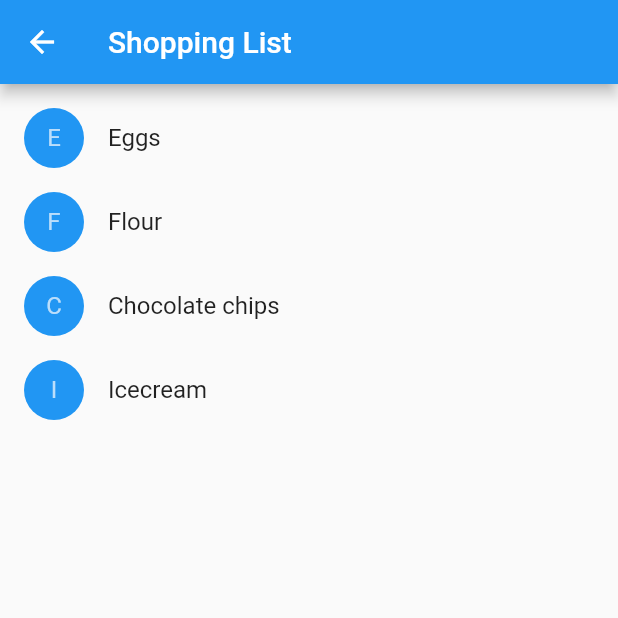
After one commit to Dart-for-Apps/introduction-to-widgets, a Flutter app: the ShoppingList screen opened directly, on a phone screen of 412 x 824 dp, the top half of it. The commit adds this screen. Run offline on Flutter 3.47's test engine with Material 2 defaults, Android fonts, the phone set to English and light mode, and no system bars.

Commit message:
모든 코드 작성 완료
TODO: 해설 추가 필요

```diff
--- /dev/null
+++ b/lib/alltogether.dart
@@ -0,0 +1,88 @@
+import 'package:flutter/material.dart';
+
+class Product {
+  const Product({this.name});
+
+  final String name;
+}
+
+typedef void CartChangedCallback(Product product, bool inCart);
+
+class ShoppingListItem extends StatelessWidget {
+  ShoppingListItem({Product product, this.inCart, this.onCartChanged})
+      : product = product,
+        super(key: ObjectKey(product));
+
+  final Product product;
+  final bool inCart;
+  final CartChangedCallback onCartChanged;
+
+  Color _getColor(BuildContext context) {
+    return inCart ? Colors.black54 : Theme.of(context).primaryColor;
+  }
+
+  TextStyle _getTextStyle(BuildContext context) {
+    if (!inCart) return null;
+    return TextStyle(
+      color: Colors.black54,
+      decoration: TextDecoration.lineThrough,
+    );
+  }
+
+  @override
+  Widget build(BuildContext context) {
+    return ListTile(
+      onTap: () {
+        onCartChanged(product, !inCart);
+      },
+      leading: CircleAvatar(
+        backgroundColor: _getColor(context),
+        child: Text(product.name[0]),
+      ),
+      title: Text(product.name, style: _getTextStyle(context)),
+    );
+  }
+}
+
+class ShoppingList extends StatefulWidget {
+  ShoppingList({Key key, this.products}) : super(key: key);
+
+  final List<Product> products;
+
+  @override
+  State<StatefulWidget> createState() {
+    return _ShoppingListState();
+  }
+}
+
+class _ShoppingListState extends State<ShoppingList> {
+  Set<Product> _shoppingCart = Set<Product>();
+
+  void _handleCartChanged(Product product, bool inCart) {
+    setState(() {
+      if (inCart)
+        _shoppingCart.add(product);
+      else
+        _shoppingCart.remove(product);
+    });
+  }
+
+  @override
+  Widget build(BuildContext context) {
+    return Scaffold(
+      appBar: AppBar(
+        title: Text('Shopping List'),
+      ),
+      body: ListView(
+        padding: EdgeInsets.symmetric(vertical: 8.0),
+        children: widget.products.map((Product product) {
+          return ShoppingListItem(
+            product: product,
+            inCart: _shoppingCart.contains((product)),
+            onCartChanged: _handleCartChanged,
+          );
+        }).toList(),
+      ),
+    );
+  }
+}
--- a/lib/main.dart
+++ b/lib/main.dart
@@ -1,10 +1,12 @@
 import 'package:flutter/material.dart';
 
+import 'alltogether.dart';
 import 'basic-widgets.dart';
+import 'changing-widgets.dart';
+import 'changing-widgets2.dart';
 import 'handling-gestures.dart';
 import 'helloworld.dart';
 import 'using-material-components.dart';
-
 void main() => runApp(MyApp());
 
 class MyApp extends StatelessWidget {
@@ -25,6 +27,12 @@ class MyApp extends StatelessWidget {
         // is not restarted.
         primarySwatch: Colors.blue,
         backgroundColor: Colors.white,
+          buttonTheme: ButtonThemeData(
+            buttonColor: Theme
+                .of(context)
+                .primaryColor,
+            textTheme: ButtonTextTheme.primary,
+          )
       ),
       home: MyHomePage(title: 'Introduction to Widgets'),
     );
@@ -41,6 +49,16 @@ class MyHomePage extends StatelessWidget {
     'Basic Widgets': BasicWidgets(),
     'Using Material Components': TutorialHome(),
     'Handling Gestures': MyButton(),
+    'Changing Widgets - Flow down': Counter(),
+    'Changing Widgets - Flow up': Counter2(),
+    'Shopping List - All together': ShoppingList(
+      products: <Product>[
+        Product(name: 'Eggs'),
+        Product(name: 'Flour'),
+        Product(name: 'Chocolate chips'),
+        Product(name: 'Icecream'),
+      ],
+    )
   };
 
   @override
--- a/lib/using-material-components.dart
+++ b/lib/using-material-components.dart
@@ -8,7 +8,9 @@ class TutorialHome extends StatelessWidget {
         leading: IconButton(
           icon: Icon(Icons.menu),
           tooltip: 'Navigation menu',
-          onPressed: null,
+          onPressed: () {
+            Navigator.pop(context);
+          },
         ),
         title: Text('Using Material Components'),
         actions: <Widget>[
```
Also changed, not shown: lib/changing-widgets.dart (added, +35 -0 lines), lib/changing-widgets2.dart (added, +60 -0 lines), lib/handling-gestures.dart (+12 -2 lines).
